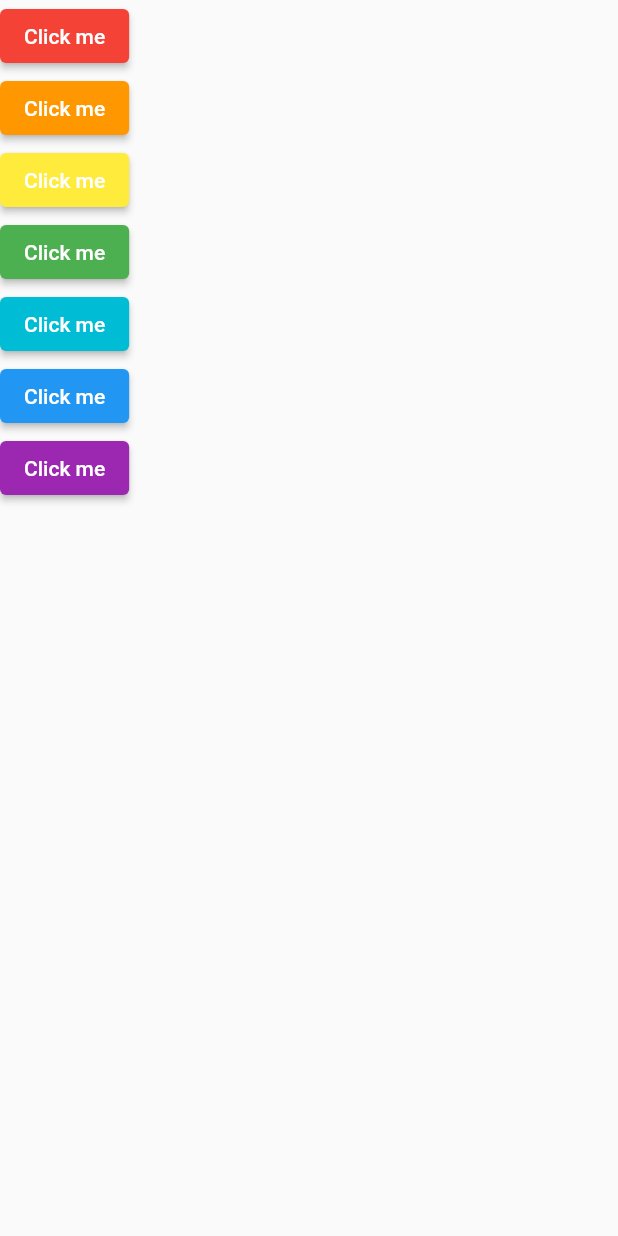
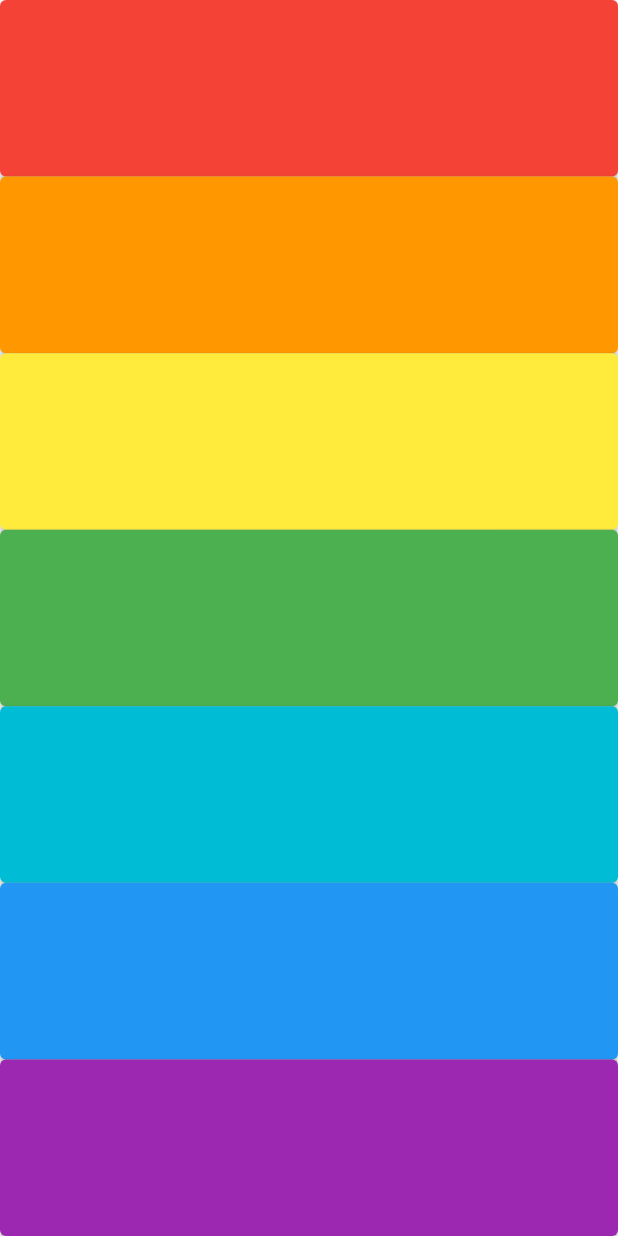
Before and after one commit to AndresLince/xylophone-flutter, a Flutter app: the screen it shows after launch, on a phone screen of 412 x 824 dp. Run offline on Flutter 3.47's test engine with Material 2 defaults, Android fonts, the phone set to English and light mode, and no system bars; our stand-ins replace audioplayers.

Commit message:
Improve UI

```diff
--- a/lib/main.dart
+++ b/lib/main.dart
@@ -10,75 +10,89 @@ class XylophoneApp extends StatelessWidget {
     final player = AudioPlayer();
     await player.play(AssetSource('note$soundNumber.wav'));
   }
+
   @override
   Widget build(BuildContext context) {
     return MaterialApp(
       home: Scaffold(
         body: SafeArea(
           child: Column(
+            crossAxisAlignment: CrossAxisAlignment.stretch,
             children: [
-              ElevatedButton(
+              Expanded(
+                child: ElevatedButton(
                   onPressed: () async {
                     playSound(1);
                   },
                   style: ElevatedButton.styleFrom(
                     backgroundColor: Colors.red,
                   ),
-                child: Text('Click me'),
+                  child: null,
                 ),
-              ElevatedButton(
+              ),
+              Expanded(
+                child: ElevatedButton(
                   onPressed: () async {
                     playSound(2);
                   },
                   style: ElevatedButton.styleFrom(
                     backgroundColor: Colors.orange,
                   ),
-                child: Text('Click me'),
+                  child: null,
                 ),
-              ElevatedButton(
+              ),
+              Expanded(
+                child: ElevatedButton(
                   onPressed: () async {
                     playSound(3);
                   },
                   style: ElevatedButton.styleFrom(
                     backgroundColor: Colors.yellow,
                   ),
-                child: Text('Click me'),
+                  child: null,
                 ),
-              ElevatedButton(
+              ),
+              Expanded(
+                child: ElevatedButton(
                   onPressed: () async {
                     playSound(4);
                   },
                   style: ElevatedButton.styleFrom(
                     backgroundColor: Colors.green,
                   ),
-                child: Text('Click me'),
+                  child: null,
                 ),
-              ElevatedButton(
+              ),
+              Expanded(
+                  child: ElevatedButton(
                 onPressed: () async {
                   playSound(5);
                 },
                 style: ElevatedButton.styleFrom(
                   backgroundColor: Colors.cyan,
                 ),
-                child: Text('Click me'),
-              ),
-              ElevatedButton(
+                child: null,
+              )),
+              Expanded(
+                  child: ElevatedButton(
                 onPressed: () async {
                   playSound(6);
                 },
                 style: ElevatedButton.styleFrom(
                   backgroundColor: Colors.blue,
                 ),
-                child: Text('Click me'),
-              ),
-              ElevatedButton(
+                child: null,
+              )),
+              Expanded(
+                child: ElevatedButton(
                   onPressed: () async {
                     playSound(7);
                   },
                   style: ElevatedButton.styleFrom(
                     backgroundColor: Colors.purple,
                   ),
-                child: Text('Click me'),
+                  child: null,
+                ),
               ),
             ],
           ),
```
Lines whose indentation alone changed are shown as unchanged.
